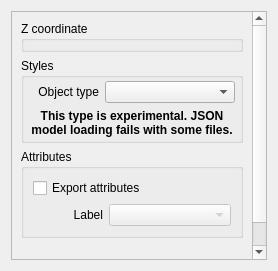
The window that ui/vectorproperties.ui (minorua/Qgis2threejs) describes before a commit, drawn with Qt 5.
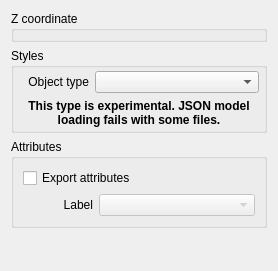
The same window after the commit.

Commit message: simplify widget structure

Diff of the .ui file:
```diff
--- a/ui/vectorproperties.ui
+++ b/ui/vectorproperties.ui
@@ -15,33 +15,6 @@
   </property>
   <layout class="QVBoxLayout" name="verticalLayout_2">
    <item>
-    <widget class="QScrollArea" name="scrollArea">
-     <property name="sizePolicy">
-      <sizepolicy hsizetype="Preferred" vsizetype="Expanding">
-       <horstretch>0</horstretch>
-       <verstretch>0</verstretch>
-      </sizepolicy>
-     </property>
-     <property name="minimumSize">
-      <size>
-       <width>240</width>
-       <height>0</height>
-      </size>
-     </property>
-     <property name="widgetResizable">
-      <bool>true</bool>
-     </property>
-     <widget class="QWidget" name="scrollAreaWidgetContents">
-      <property name="geometry">
-       <rect>
-        <x>0</x>
-        <y>0</y>
-        <width>258</width>
-        <height>251</height>
-       </rect>
-      </property>
-      <layout class="QGridLayout" name="gridLayout_10">
-       <item row="0" column="0">
         <widget class="QGroupBox" name="groupBox_zCoordinate">
          <property name="title">
           <string>Z coordinate</string>
@@ -56,7 +29,7 @@
          </layout>
         </widget>
        </item>
-       <item row="1" column="0">
+   <item>
         <widget class="QGroupBox" name="groupBox_Styles">
          <property name="sizePolicy">
           <sizepolicy hsizetype="Preferred" vsizetype="Preferred">
@@ -145,7 +118,7 @@
          </layout>
         </widget>
        </item>
-       <item row="2" column="0">
+   <item>
         <widget class="QGroupBox" name="groupBox_Attrs">
          <property name="title">
           <string>Attributes</string>
@@ -201,7 +174,7 @@
          </layout>
         </widget>
        </item>
-       <item row="3" column="0">
+   <item>
         <spacer name="verticalSpacer">
          <property name="orientation">
           <enum>Qt::Vertical</enum>
@@ -213,10 +186,6 @@
           </size>
          </property>
         </spacer>
-       </item>
-      </layout>
-     </widget>
-    </widget>
    </item>
   </layout>
  </widget>
```
Lines whose indentation alone changed are shown as unchanged. The commit also changes 3 other files.
